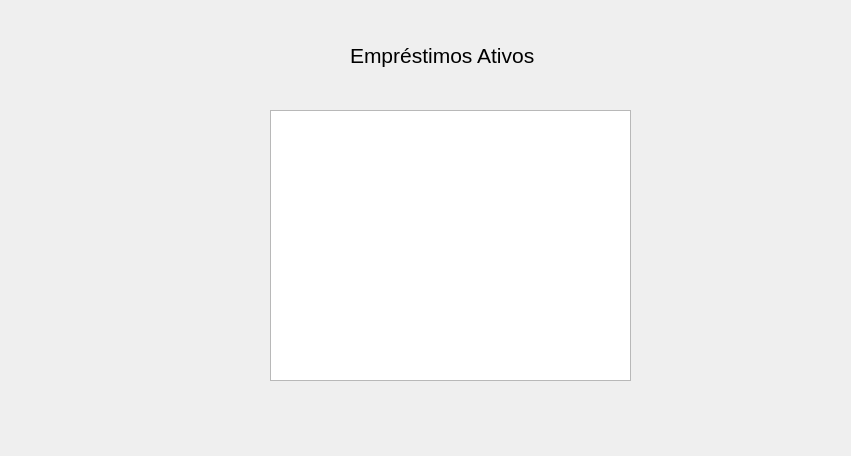
MateusRiba/Sistema-de-Biblioteca-CRUD, file Teste-Menu/emprestimosativos.ui: the form before one commit.
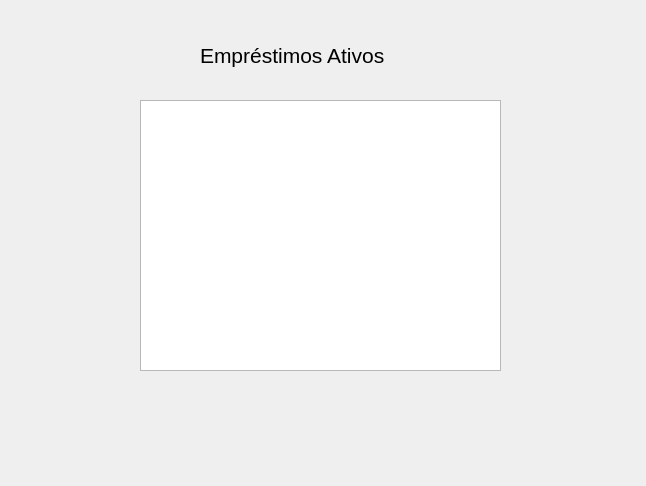
The form after the commit.

The edit to the form file:
```diff
--- a/Teste-Menu/emprestimosativos.ui
+++ b/Teste-Menu/emprestimosativos.ui
@@ -6,8 +6,8 @@
    <rect>
     <x>0</x>
     <y>0</y>
-    <width>851</width>
-    <height>456</height>
+    <width>646</width>
+    <height>486</height>
    </rect>
   </property>
   <property name="windowTitle">
@@ -16,8 +16,8 @@
   <widget class="QTableWidget" name="tableWidget">
    <property name="geometry">
     <rect>
-     <x>270</x>
-     <y>110</y>
+     <x>140</x>
+     <y>100</y>
      <width>361</width>
      <height>271</height>
     </rect>
@@ -26,9 +26,9 @@
   <widget class="QLabel" name="label">
    <property name="geometry">
     <rect>
-     <x>350</x>
+     <x>200</x>
      <y>30</y>
-     <width>191</width>
+     <width>251</width>
      <height>51</height>
     </rect>
    </property>
```
